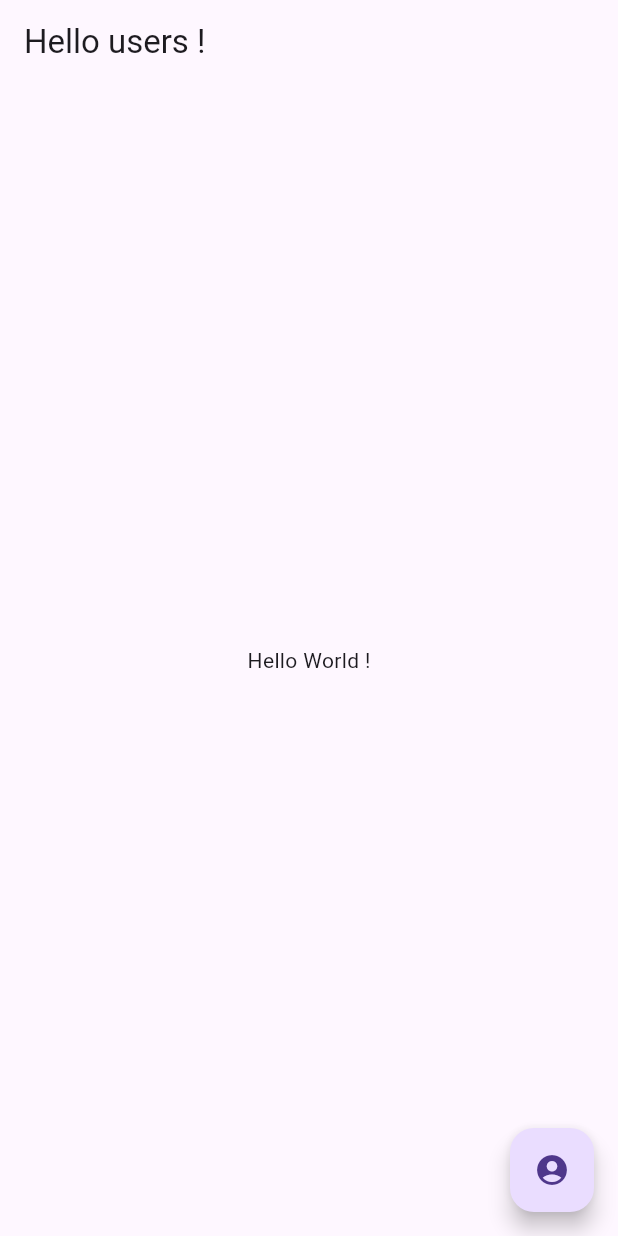
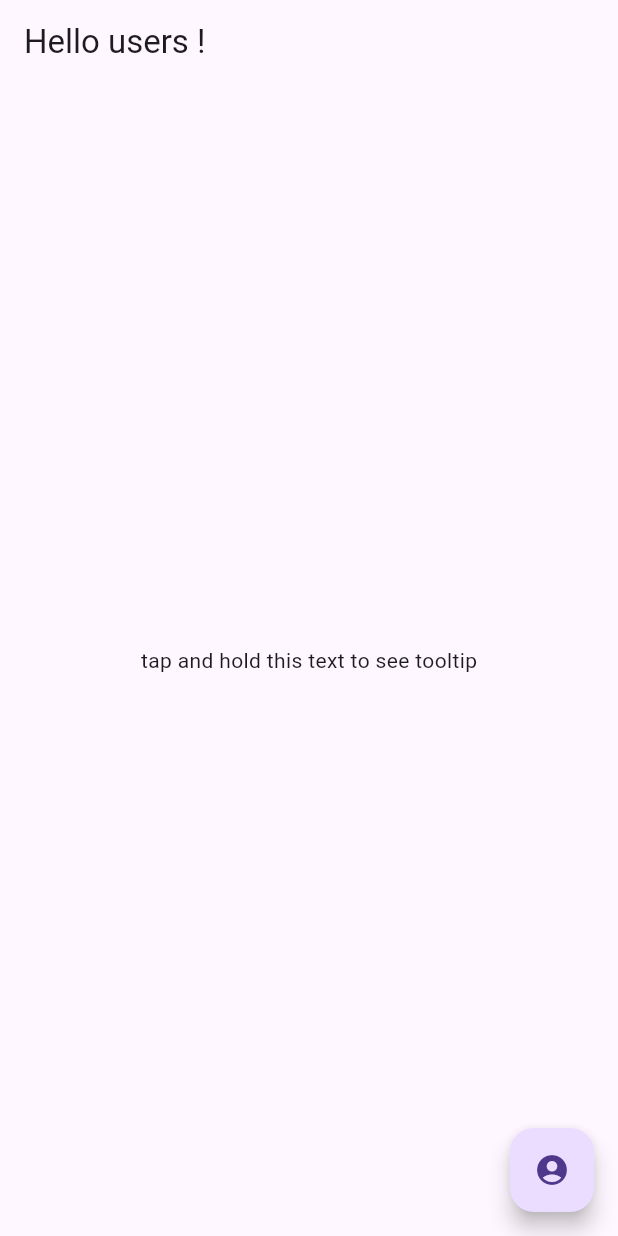
Before and after one commit to PrashikWankhadeSCOE/Flutter_Udemy, a Flutter app: the screen it shows after launch, on a phone screen of 412 x 824 dp. Run offline on Flutter 3.47's test engine with Material 3 defaults, Android fonts, the phone set to English and light mode, and no system bars.

Commit message:
Tooltip things

```diff
--- a/02_Flutter/lib/main.dart
+++ b/02_Flutter/lib/main.dart
@@ -15,13 +15,34 @@ class MyApp extends StatelessWidget {
         home: Scaffold(
           appBar: AppBar(title: const Text('Hello users !')),
           body: const Center(
-            child: Text("Hello World !"),
+            child: TooltipSample(),
           ),
           floatingActionButton: FloatingActionButton(
             onPressed: () => debugPrint('Clicked'),
-            tooltip: 'jast nko dabu mobile futan ',
+            tooltip: 'jast nko dabu tutan button ',
             child: const Icon(Icons.account_circle),
           ),
         ));
   }
 }
+
+class TooltipSample extends StatelessWidget {
+  const TooltipSample({super.key});
+  @override
+  Widget build(BuildContext context) {
+    return const Tooltip(
+      richMessage: TextSpan(
+        text: 'I am a rich tooltip how am i looking ',
+        style: TextStyle(color: Colors.red),
+        children: <InlineSpan>[
+          TextSpan(
+            text:
+                'I am another span of this rich tooltip and i am different ie bold',
+            style: TextStyle(fontWeight: FontWeight.w900),
+          ),
+        ],
+      ),
+      child: Text('tap and hold this text to see tooltip'),
+    );
+  }
+}
```
